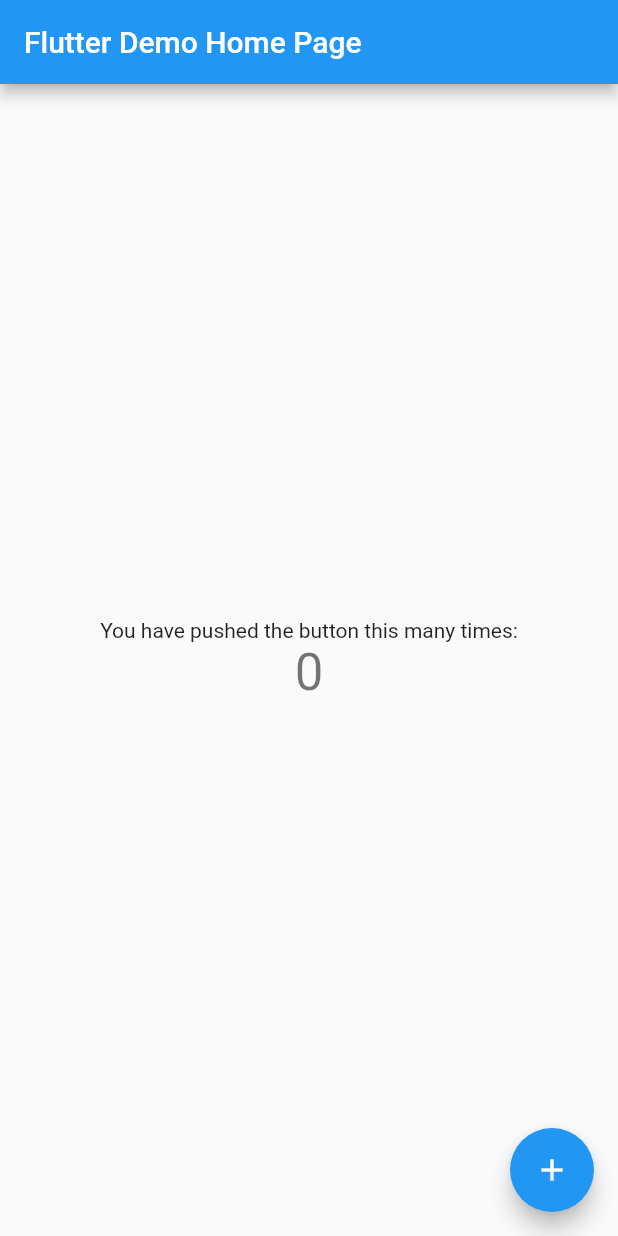
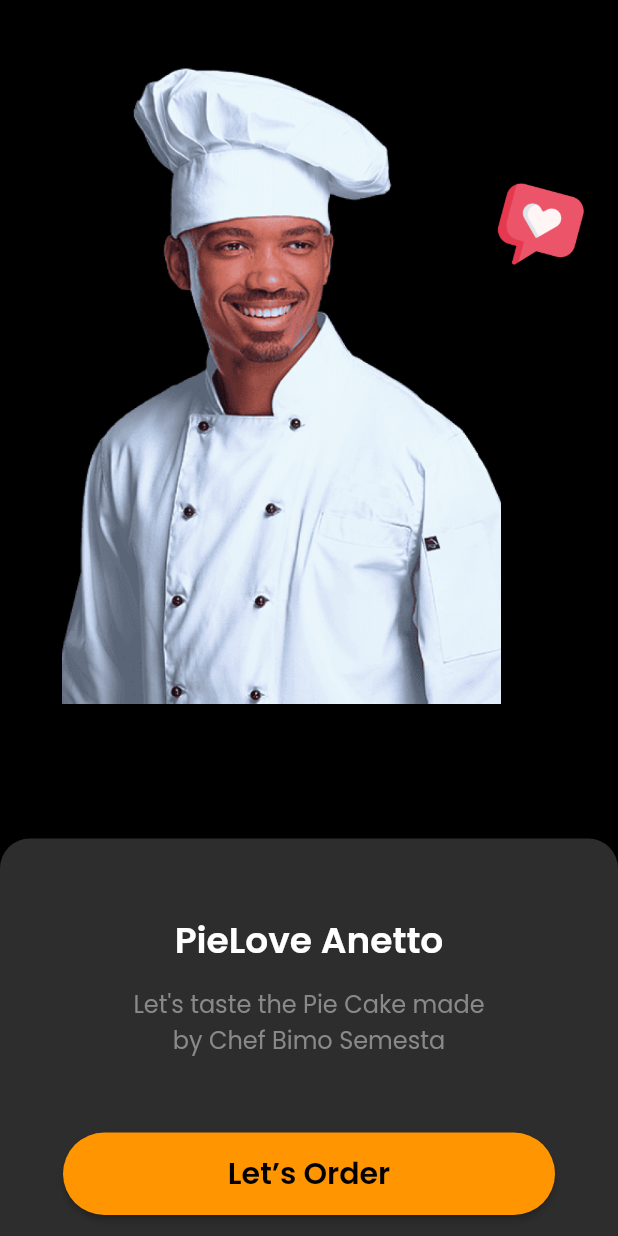
Before and after one commit to Syahro/pie_cake_dark, a Flutter app: the screen it shows after launch, on a phone screen of 412 x 824 dp. Run offline on Flutter 3.47's test engine with Material 2 defaults, Android fonts, the phone set to English and light mode, and no system bars; our stand-ins replace google_fonts.

Commit message:
done modified splashScreen and add some assets or support

```diff
--- a/lib/main.dart
+++ b/lib/main.dart
@@ -1,113 +1,14 @@
 import 'package:flutter/material.dart';
+import 'package:pie_cake_dark/page/splash_screen.dart';
 
-void main() {
-  runApp(MyApp());
-}
+void main() => runApp(MyApp());
 
 class MyApp extends StatelessWidget {
-  // This widget is the root of your application.
   @override
   Widget build(BuildContext context) {
     return MaterialApp(
-      title: 'Flutter Demo',
-      theme: ThemeData(
-        // This is the theme of your application.
-        //
-        // Try running your application with "flutter run". You'll see the
-        // application has a blue toolbar. Then, without quitting the app, try
-        // changing the primarySwatch below to Colors.green and then invoke
-        // "hot reload" (press "r" in the console where you ran "flutter run",
-        // or simply save your changes to "hot reload" in a Flutter IDE).
-        // Notice that the counter didn't reset back to zero; the application
-        // is not restarted.
-        primarySwatch: Colors.blue,
-      ),
-      home: MyHomePage(title: 'Flutter Demo Home Page'),
+      debugShowCheckedModeBanner: false,
+      home: SplashScreen(),
     );
   }
 }
-
-class MyHomePage extends StatefulWidget {
-  MyHomePage({Key key, this.title}) : super(key: key);
-
-  // This widget is the home page of your application. It is stateful, meaning
-  // that it has a State object (defined below) that contains fields that affect
-  // how it looks.
-
-  // This class is the configuration for the state. It holds the values (in this
-  // case the title) provided by the parent (in this case the App widget) and
-  // used by the build method of the State. Fields in a Widget subclass are
-  // always marked "final".
-
-  final String title;
-
-  @override
-  _MyHomePageState createState() => _MyHomePageState();
-}
-
-class _MyHomePageState extends State<MyHomePage> {
-  int _counter = 0;
-
-  void _incrementCounter() {
-    setState(() {
-      // This call to setState tells the Flutter framework that something has
-      // changed in this State, which causes it to rerun the build method below
-      // so that the display can reflect the updated values. If we changed
-      // _counter without calling setState(), then the build method would not be
-      // called again, and so nothing would appear to happen.
-      _counter++;
-    });
-  }
-
-  @override
-  Widget build(BuildContext context) {
-    // This method is rerun every time setState is called, for instance as done
-    // by the _incrementCounter method above.
-    //
-    // The Flutter framework has been optimized to make rerunning build methods
-    // fast, so that you can just rebuild anything that needs updating rather
-    // than having to individually change instances of widgets.
-    return Scaffold(
-      appBar: AppBar(
-        // Here we take the value from the MyHomePage object that was created by
-        // the App.build method, and use it to set our appbar title.
-        title: Text(widget.title),
-      ),
-      body: Center(
-        // Center is a layout widget. It takes a single child and positions it
-        // in the middle of the parent.
-        child: Column(
-          // Column is also a layout widget. It takes a list of children and
-          // arranges them vertically. By default, it sizes itself to fit its
-          // children horizontally, and tries to be as tall as its parent.
-          //
-          // Invoke "debug painting" (press "p" in the console, choose the
-          // "Toggle Debug Paint" action from the Flutter Inspector in Android
-          // Studio, or the "Toggle Debug Paint" command in Visual Studio Code)
-          // to see the wireframe for each widget.
-          //
-          // Column has various properties to control how it sizes itself and
-          // how it positions its children. Here we use mainAxisAlignment to
-          // center the children vertically; the main axis here is the vertical
-          // axis because Columns are vertical (the cross axis would be
-          // horizontal).
-          mainAxisAlignment: MainAxisAlignment.center,
-          children: <Widget>[
-            Text(
-              'You have pushed the button this many times:',
-            ),
-            Text(
-              '$_counter',
-              style: Theme.of(context).textTheme.headline4,
-            ),
-          ],
-        ),
-      ),
-      floatingActionButton: FloatingActionButton(
-        onPressed: _incrementCounter,
-        tooltip: 'Increment',
-        child: Icon(Icons.add),
-      ), // This trailing comma makes auto-formatting nicer for build methods.
-    );
-  }
-}
--- /dev/null
+++ b/lib/page/splash_screen.dart
@@ -0,0 +1,98 @@
+import 'package:flutter/material.dart';
+import 'package:pie_cake_dark/theme.dart';
+
+class SplashScreen extends StatelessWidget {
+  @override
+  Widget build(BuildContext context) {
+    return Scaffold(
+      backgroundColor: blackColor,
+      body: Stack(
+        children: [
+          Padding(
+            padding: EdgeInsets.fromLTRB(
+              41,
+              20,
+              41,
+              0,
+            ),
+            child: Image.asset(
+              'assets/chef.png',
+              width: 293,
+              height: 474,
+            ),
+          ),
+          Padding(
+            padding: EdgeInsets.fromLTRB(20, 120, 20, 0),
+            child: Row(
+              mainAxisAlignment: MainAxisAlignment.end,
+              children: [
+                Image.asset(
+                  'assets/love.png',
+                  width: 66,
+                  height: 66,
+                ),
+              ],
+            ),
+          ),
+          Column(
+            mainAxisAlignment: MainAxisAlignment.end,
+            children: [
+              Container(
+                padding: EdgeInsets.only(bottom: 0),
+                height: 265,
+                width: MediaQuery.of(context).size.width,
+                decoration: BoxDecoration(
+                  color: semiBlackColor,
+                  borderRadius: BorderRadius.vertical(
+                    top: Radius.circular(20),
+                  ),
+                ),
+                child: Padding(
+                  padding: EdgeInsets.only(top: 50),
+                  child: Column(
+                    crossAxisAlignment: CrossAxisAlignment.center,
+                    children: [
+                      Text(
+                        'PieLove Anetto',
+                        style: titleTextStyle,
+                      ),
+                      SizedBox(
+                        height: 12,
+                      ),
+                      Text(
+                        'Let\'s taste the Pie Cake made\nby Chef Bimo Semesta',
+                        style: subTitleTextstyle,
+                        textAlign: TextAlign.center,
+                      ),
+                      SizedBox(
+                        height: 50,
+                      ),
+                      Container(
+                        height: 55,
+                        width: MediaQuery.of(context).size.width - (2 * 42),
+                        child: RaisedButton(
+                          onPressed: () {},
+                          color: orangeColor,
+                          shape: RoundedRectangleBorder(
+                            borderRadius: BorderRadius.circular(30),
+                          ),
+                          child: Text(
+                            'Let’s Order',
+                            style: titleTextStyle.copyWith(
+                              fontSize: 20,
+                              color: blackColor,
+                            ),
+                          ),
+                        ),
+                      )
+                    ],
+                  ),
+                ),
+              ),
+            ],
+          )
+        ],
+      ),
+    );
+  }
+}
--- /dev/null
+++ b/lib/theme.dart
@@ -0,0 +1,20 @@
+import 'package:flutter/material.dart';
+import 'package:google_fonts/google_fonts.dart';
+
+Color blackColor = Color(0XFF000000);
+Color semiBlackColor = Color(0XFF2D2D2D);
+Color darkGreyColor = Color(0XFF89898A);
+Color orangeColor = Color(0XFFFF9500);
+Color whiteColor = Color(0XFFFFFFFF);
+
+TextStyle titleTextStyle = GoogleFonts.poppins(
+  fontSize: 24,
+  fontWeight: FontWeight.w600,
+  color: whiteColor,
+);
+
+TextStyle subTitleTextstyle = GoogleFonts.poppins(
+  fontSize: 16,
+  fontWeight: FontWeight.w400,
+  color: darkGreyColor,
+);
```
Also changed, not shown: pubspec.yaml (+3 -11 lines), assets/cart.png (added), assets/chef.png (added), assets/cream_sweet_pie.png (added), assets/double_jumbo_pie.png (added), assets/drink.png (added), assets/fruit_pie.png (added), assets/fruit_small_pie.png (added), assets/home.png (added), assets/ilove.png (added), assets/love.png (added), assets/profil.png (added), assets/salty_pie.png (added), assets/sweet_pie.png (added), 1 more files.
